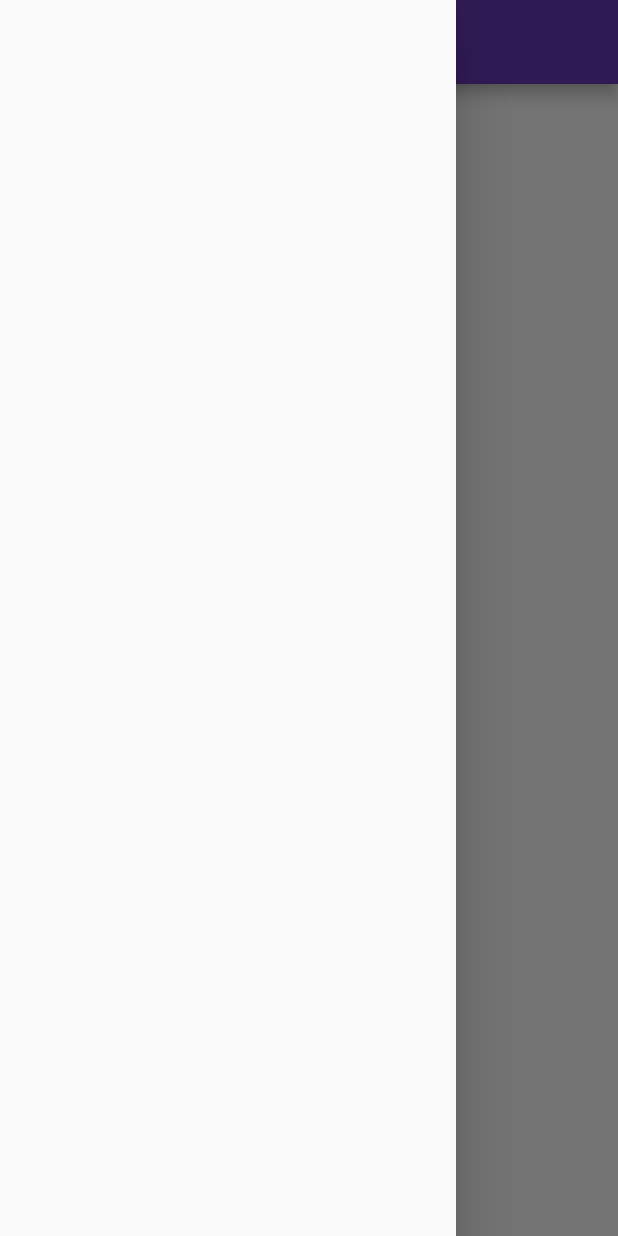
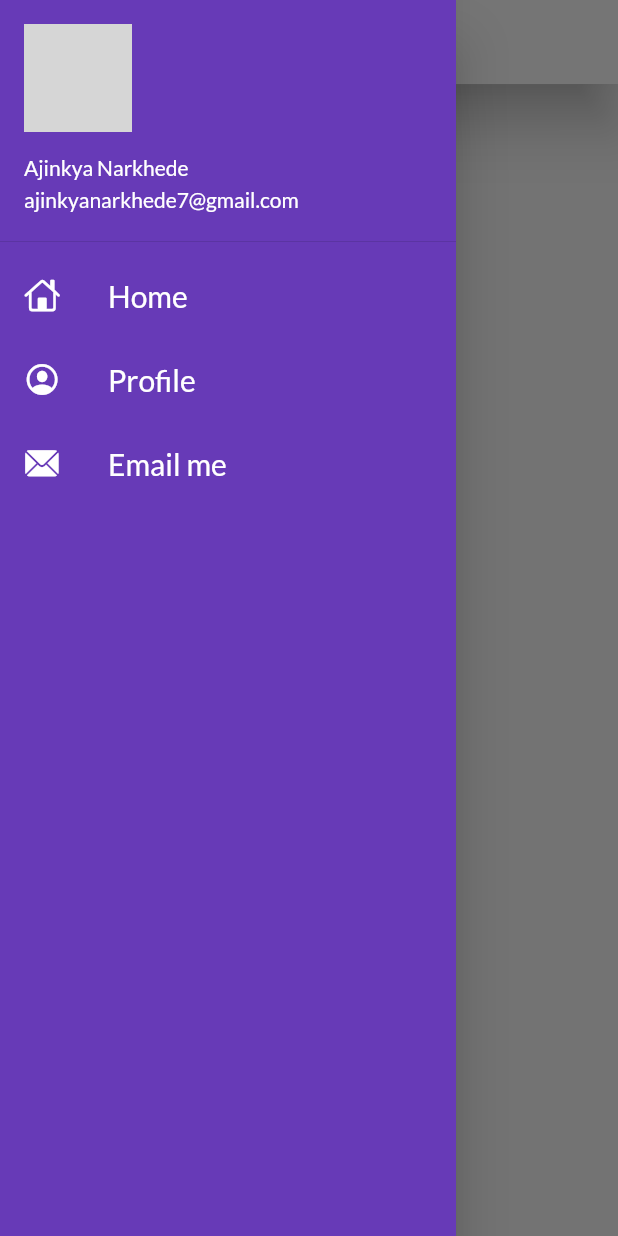
Before and after one commit to ajinkyavn1/Flutter-catlog, a Flutter app: the HomePage screen opened by its route, with the side drawer open, on a phone screen of 412 x 824 dp. Run offline on Flutter 3.47's test engine with Material 2 defaults, Android fonts, the phone set to English and light mode, and no system bars; our stand-ins replace google_fonts; network calls fail; grey boxes are pictures that could not be loaded.

Commit message:
Drawwer Implemented

```diff
--- a/lib/Pages/Home_Page.dart
+++ b/lib/Pages/Home_Page.dart
@@ -1,4 +1,5 @@
 import 'package:flutter/material.dart';
+import 'package:frist_flutter/Widget/Drawer.dart';
 class HomePage extends StatelessWidget {
   const HomePage({Key key}) : super(key: key);
 
@@ -6,8 +7,9 @@ class HomePage extends StatelessWidget {
   Widget build(BuildContext context) {
     int days=30;
     return Scaffold(
-      appBar: AppBar(title: Text("This App is catlog. App"),),
-      drawer: Drawer(),
+      appBar: AppBar(title: Text("This App is catlog. App")),
+
+      drawer: MyDrawer(),
       body:Center(
         child: Container(
           child: Text("Jdg$days"),
--- a/lib/Pages/Login_Page.dart
+++ b/lib/Pages/Login_Page.dart
@@ -38,8 +38,14 @@ class _LoginPageState extends State<LoginPage> {
             SizedBox(height:2,),
             Text("Welcome $name",style: TextStyle(fontWeight: FontWeight.bold,fontSize: 24,color: Colors.red),),
 
-           Padding(
-             padding: const EdgeInsets.symmetric(vertical: 10,horizontal:55),
+           Card(
+             shape: RoundedRectangleBorder(
+               borderRadius: BorderRadius.circular(50.0)
+             ),
+             margin: EdgeInsets.all(25),
+             elevation: 15,
+             child: Padding(
+               padding: const EdgeInsets.symmetric(vertical: 10,horizontal:25),
                child: Column(
                  children: [
                    TextFormField(
@@ -103,6 +109,7 @@ class _LoginPageState extends State<LoginPage> {
                    ),
                  ],
                ),
+             ),
            )
           ],
         ),
--- /dev/null
+++ b/lib/TheamData/TheamData.dart
@@ -0,0 +1,19 @@
+import 'package:flutter/material.dart';
+import 'package:google_fonts/google_fonts.dart';
+
+class TheamData
+{
+
+  static ThemeData lightTheme(BuildContext context) => ThemeData(
+    appBarTheme: AppBarTheme(
+        iconTheme: IconThemeData(color: Colors.black),
+        backgroundColor: Colors.white,
+        elevation:15,
+        textTheme:Theme.of(context).textTheme
+    ),
+    primarySwatch: Colors.deepPurple,
+    fontFamily: GoogleFonts.lato().fontFamily,
+  );
+
+
+}
--- /dev/null
+++ b/lib/Widget/Drawer.dart
@@ -0,0 +1,54 @@
+import 'package:flutter/cupertino.dart';
+import 'package:flutter/material.dart';
+
+class MyDrawer extends StatelessWidget {
+  const MyDrawer({Key key}) : super(key: key);
+
+  @override
+  Widget build(BuildContext context) {
+    String imgurl="https://avatars.githubusercontent.com/u/46190988?v=4";
+    String _email="ajinkyanarkhede7@gmail.com";
+    String Name="Ajinkya Narkhede";
+    return Drawer(
+      child: Container(
+        color: Colors.deepPurple,
+        child: ListView(
+          children: [
+            DrawerHeader(
+              padding: EdgeInsets.zero,
+              child: UserAccountsDrawerHeader(
+                margin: EdgeInsets.zero,
+                accountEmail: Text(_email,),
+                accountName: Text(Name),//,style: TextStyle(color: Colors.black)
+                currentAccountPicture: CircleAvatar(
+                  backgroundImage:NetworkImage(imgurl),
+                ),
+              ),
+            ),
+            ListTile(
+              leading: Icon(
+                CupertinoIcons.home,
+                color: Colors.white,
+              ),
+              title: Text("Home",style: TextStyle(fontSize: 20,color: Colors.white),),
+            ),
+            ListTile(
+              leading: Icon(
+                CupertinoIcons.profile_circled,
+                color: Colors.white,
+              ),
+              title: Text("Profile",style: TextStyle(fontSize: 20,color: Colors.white),),
+            ),ListTile(
+              leading: Icon(
+                CupertinoIcons.mail_solid,
+                color: Colors.white,
+              ),
+              title: Text("Email me",style: TextStyle(fontSize: 20,color: Colors.white),),
+            ),
+          ],
+        ),
+      ),
+    );
+  }
+
+}
--- a/lib/main.dart
+++ b/lib/main.dart
@@ -3,6 +3,7 @@ import 'package:flutter/material.dart';
 import 'package:frist_flutter/Pages/Home_Page.dart';
 import 'package:frist_flutter/Pages/Login_Page.dart';
 import 'package:frist_flutter/Pages/Routes.dart';
+import 'package:frist_flutter/TheamData/TheamData.dart';
 import 'package:google_fonts/google_fonts.dart';
 void main()
 {
@@ -14,15 +15,13 @@ class MyApp extends StatelessWidget {
   @override
   Widget build(BuildContext context) {
     return MaterialApp(
-      debugShowCheckedModeBanner: true, //write false if you want to remove debug batch
+      debugShowCheckedModeBanner: false, //write false if you want to remove debug batch
       //home:HomePage(),
       themeMode: ThemeMode.light,
-     theme: ThemeData(
-       primarySwatch: Colors.deepPurple,
-       fontFamily: GoogleFonts.lato().fontFamily,
-     ),
+
+     theme: TheamData.lightTheme(context),
      darkTheme: ThemeData(brightness: Brightness.dark),
-    initialRoute:MyRoutes.homepage ,
+    initialRoute:MyRoutes.LoginPage ,
      routes: {
       MyRoutes.homepage:(context)=>HomePage(),
       MyRoutes.LoginPage:(context)=>LoginPage(),
```
Lines whose indentation alone changed are shown as unchanged.
